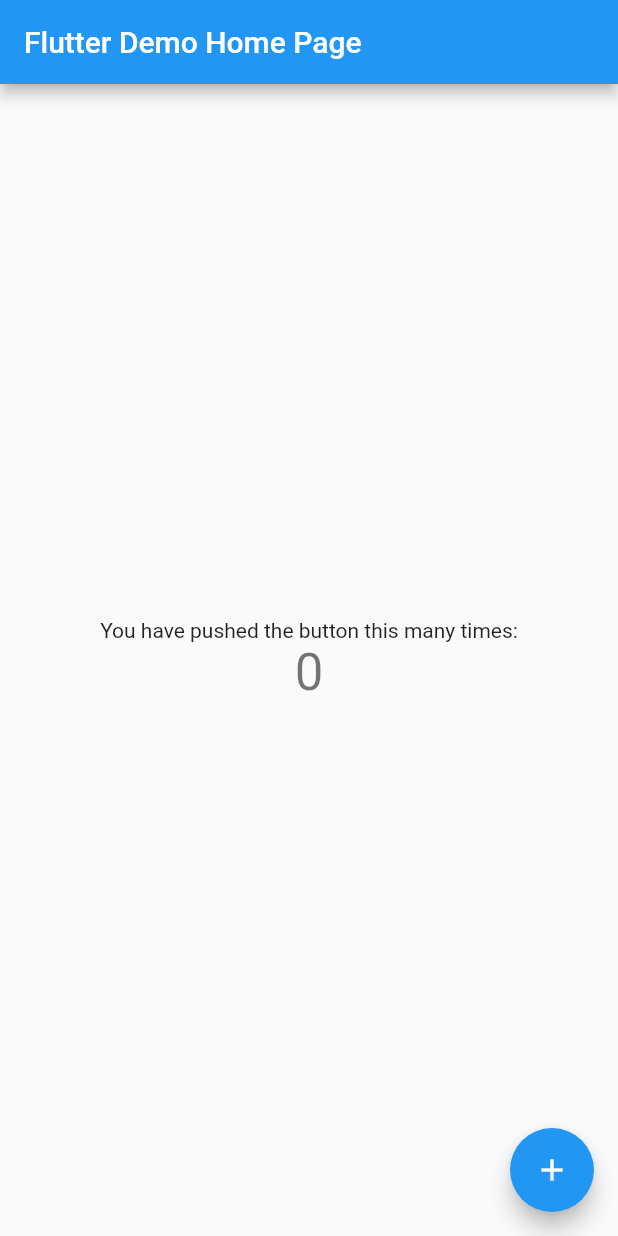
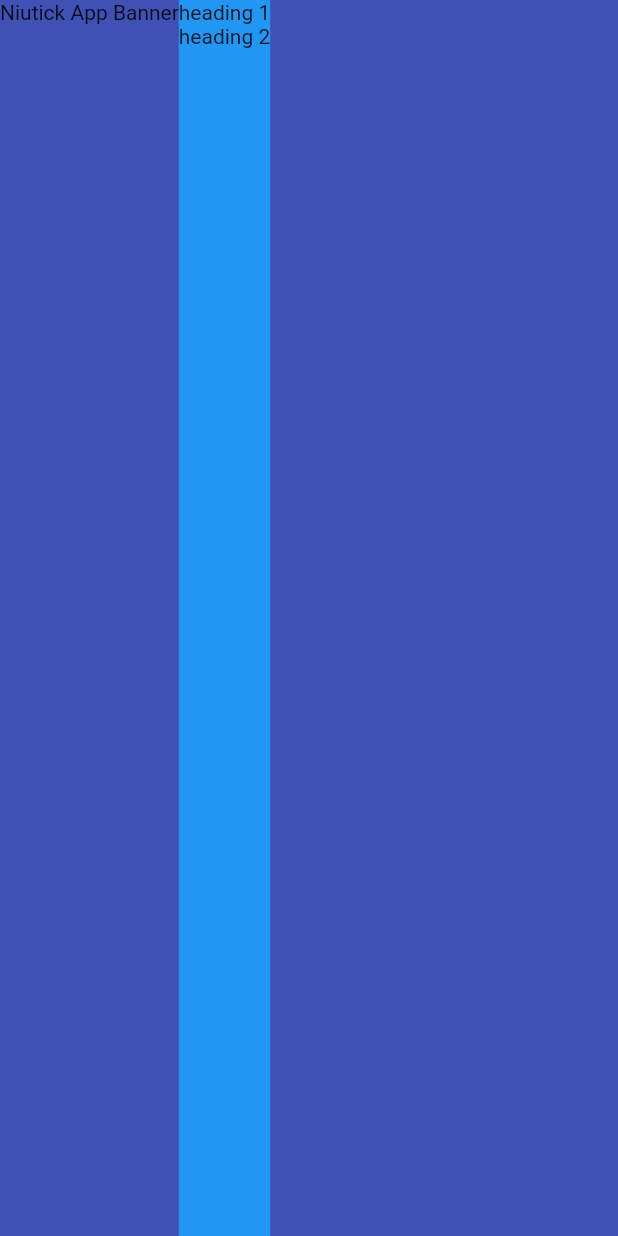
Before and after one commit to xaraphix/tix, a Flutter app: the screen it shows after launch, on a phone screen of 412 x 824 dp. Run offline on Flutter 3.47's test engine with Material 2 defaults, Android fonts, the phone set to English and light mode, and no system bars.

Commit message:
Adds folder structure and skeleton vms

```diff
--- a/lib/main.dart
+++ b/lib/main.dart
@@ -1,115 +1,21 @@
 import 'package:flutter/material.dart';
+import 'package:niutick/screens/app_screen.dart';
 
 void main() {
-  runApp(const MyApp());
+  runApp(const Niutick());
 }
 
-class MyApp extends StatelessWidget {
-  const MyApp({Key? key}) : super(key: key);
+class Niutick extends StatelessWidget {
+  const Niutick({Key? key}) : super(key: key);
 
-  // This widget is the root of your application.
   @override
   Widget build(BuildContext context) {
     return MaterialApp(
-      title: 'Flutter Demo',
+      title: 'Niutick',
       theme: ThemeData(
-        // This is the theme of your application.
-        //
-        // Try running your application with "flutter run". You'll see the
-        // application has a blue toolbar. Then, without quitting the app, try
-        // changing the primarySwatch below to Colors.green and then invoke
-        // "hot reload" (press "r" in the console where you ran "flutter run",
-        // or simply save your changes to "hot reload" in a Flutter IDE).
-        // Notice that the counter didn't reset back to zero; the application
-        // is not restarted.
         primarySwatch: Colors.blue,
       ),
-      home: const MyHomePage(title: 'Flutter Demo Home Page'),
+      home: const AppScreen(),
     );
   }
 }
-
-class MyHomePage extends StatefulWidget {
-  const MyHomePage({Key? key, required this.title}) : super(key: key);
-
-  // This widget is the home page of your application. It is stateful, meaning
-  // that it has a State object (defined below) that contains fields that affect
-  // how it looks.
-
-  // This class is the configuration for the state. It holds the values (in this
-  // case the title) provided by the parent (in this case the App widget) and
-  // used by the build method of the State. Fields in a Widget subclass are
-  // always marked "final".
-
-  final String title;
-
-  @override
-  State<MyHomePage> createState() => _MyHomePageState();
-}
-
-class _MyHomePageState extends State<MyHomePage> {
-  int _counter = 0;
-
-  void _incrementCounter() {
-    setState(() {
-      // This call to setState tells the Flutter framework that something has
-      // changed in this State, which causes it to rerun the build method below
-      // so that the display can reflect the updated values. If we changed
-      // _counter without calling setState(), then the build method would not be
-      // called again, and so nothing would appear to happen.
-      _counter++;
-    });
-  }
-
-  @override
-  Widget build(BuildContext context) {
-    // This method is rerun every time setState is called, for instance as done
-    // by the _incrementCounter method above.
-    //
-    // The Flutter framework has been optimized to make rerunning build methods
-    // fast, so that you can just rebuild anything that needs updating rather
-    // than having to individually change instances of widgets.
-    return Scaffold(
-      appBar: AppBar(
-        // Here we take the value from the MyHomePage object that was created by
-        // the App.build method, and use it to set our appbar title.
-        title: Text(widget.title),
-      ),
-      body: Center(
-        // Center is a layout widget. It takes a single child and positions it
-        // in the middle of the parent.
-        child: Column(
-          // Column is also a layout widget. It takes a list of children and
-          // arranges them vertically. By default, it sizes itself to fit its
-          // children horizontally, and tries to be as tall as its parent.
-          //
-          // Invoke "debug painting" (press "p" in the console, choose the
-          // "Toggle Debug Paint" action from the Flutter Inspector in Android
-          // Studio, or the "Toggle Debug Paint" command in Visual Studio Code)
-          // to see the wireframe for each widget.
-          //
-          // Column has various properties to control how it sizes itself and
-          // how it positions its children. Here we use mainAxisAlignment to
-          // center the children vertically; the main axis here is the vertical
-          // axis because Columns are vertical (the cross axis would be
-          // horizontal).
-          mainAxisAlignment: MainAxisAlignment.center,
-          children: <Widget>[
-            const Text(
-              'You have pushed the button this many times:',
-            ),
-            Text(
-              '$_counter',
-              style: Theme.of(context).textTheme.headline4,
-            ),
-          ],
-        ),
-      ),
-      floatingActionButton: FloatingActionButton(
-        onPressed: _incrementCounter,
-        tooltip: 'Increment',
-        child: const Icon(Icons.add),
-      ), // This trailing comma makes auto-formatting nicer for build methods.
-    );
-  }
-}
--- /dev/null
+++ b/lib/screens/app_screen.dart
@@ -0,0 +1,16 @@
+import 'package:flutter/material.dart';
+import 'package:niutick/view_models/content_panel.vm.dart';
+import 'package:niutick/view_models/nav_panel.vm.dart';
+
+class AppScreen extends StatelessWidget {
+  const AppScreen({Key? key}) : super(key: key);
+
+  @override
+  Widget build(BuildContext context) {
+    return Scaffold(
+        backgroundColor: Colors.indigo,
+        body: Row(
+          children: const [NavPanel(), ContentPanel()],
+        ));
+  }
+}
--- /dev/null
+++ b/lib/screens/dashboard.screen.dart
@@ -0,0 +1,15 @@
+import 'package:flutter/material.dart';
+import 'package:niutick/view_models/content_panel.vm.dart';
+import 'package:niutick/view_models/nav_panel.vm.dart';
+
+class DashboardScreen extends StatelessWidget {
+  const DashboardScreen({Key? key}) : super(key: key);
+
+  @override
+  Widget build(BuildContext context) {
+    return Scaffold(
+        body: Row(
+      children: const [Text('Dashboard screen')],
+    ));
+  }
+}
--- /dev/null
+++ b/lib/view_models/content_panel.vm.dart
@@ -0,0 +1,12 @@
+import 'package:flutter/material.dart';
+
+class ContentPanel extends StatelessWidget {
+  const ContentPanel({Key? key}) : super(key: key);
+
+  @override
+  Widget build(BuildContext context) {
+    return Container(
+        color: Colors.blue,
+        child: Column(children: const [Text('heading 1'), Text('heading 2')]));
+  }
+}
--- /dev/null
+++ b/lib/view_models/nav_panel.vm.dart
@@ -0,0 +1,15 @@
+import 'package:flutter/material.dart';
+import 'package:niutick/widgets/app_banner.widget.dart';
+
+class NavPanel extends StatelessWidget {
+  const NavPanel({Key? key}) : super(key: key);
+
+  @override
+  Widget build(BuildContext context) {
+    return Container(
+        color: Colors.indigo,
+        child: Column(
+          children: const [AppBanner()],
+        ));
+  }
+}
--- /dev/null
+++ b/lib/widgets/app_banner.widget.dart
@@ -0,0 +1,12 @@
+import 'package:flutter/material.dart';
+import 'package:flutter/src/foundation/key.dart';
+import 'package:flutter/src/widgets/framework.dart';
+
+class AppBanner extends StatelessWidget {
+  const AppBanner({Key? key}) : super(key: key);
+
+  @override
+  Widget build(BuildContext context) {
+    return const Text('Niutick App Banner');
+  }
+}
```
Also changed, not shown: 1 other file.
